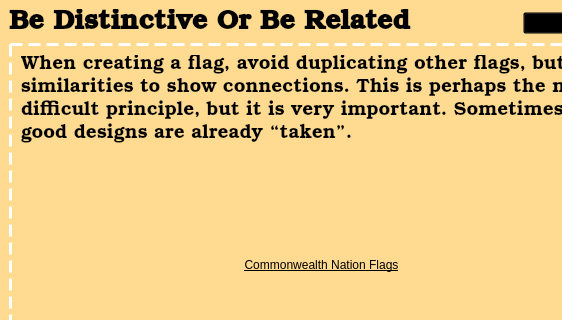
Above: bedistinctiveorrelatedlesson.ui from zxjorge/EDApp before the change; both pictures show x 0 to 562 and y 0 to 320 of the 643 by 437 pixel window. Below: the same form after it.
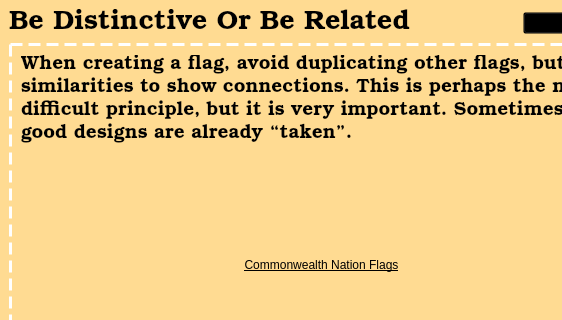
That is the form after the change. Icons and pictures are not drawn.

```diff
--- a/bedistinctiveorrelatedlesson.ui
+++ b/bedistinctiveorrelatedlesson.ui
@@ -31,7 +31,7 @@
               <family>Bookman Old Style</family>
               <pointsize>20</pointsize>
               <italic>false</italic>
-              <bold>true</bold>
+              <bold>false</bold>
              </font>
             </property>
             <property name="styleSheet">
```
Left out of the diff: 6 changed lines with no effect on the pictures.
